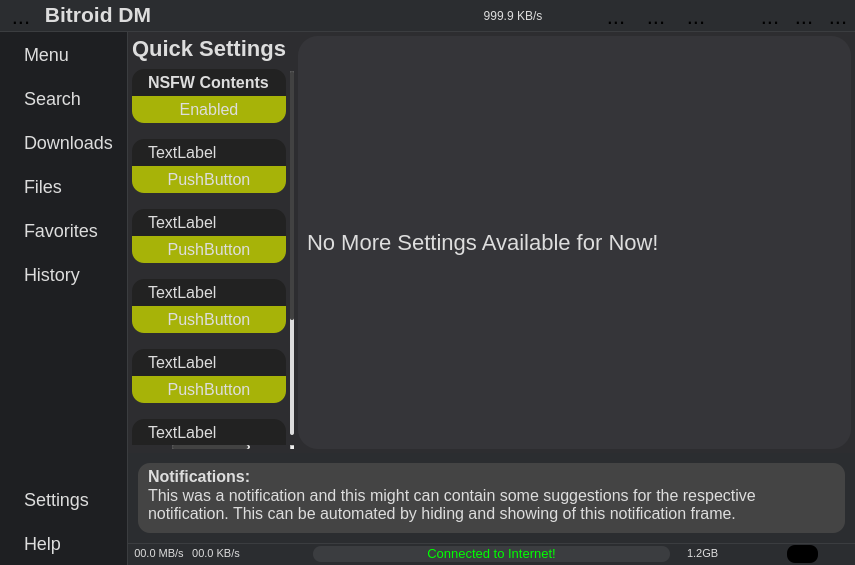
First picture: the form in UI/interface.ui, repository chinmaykrishnroy/BitroidDM, before the edit.
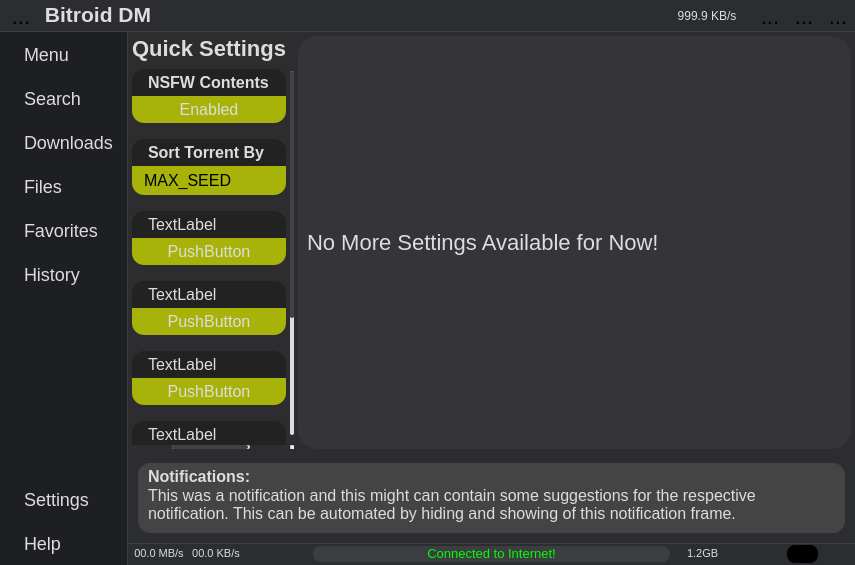
Second picture: the form after the edit. The open tabs and pages were chosen to show the change. Icons and pictures are not drawn.

Diff of the .ui file:
```diff
--- a/UI/interface.ui
+++ b/UI/interface.ui
@@ -273,7 +273,7 @@
 	color: #ffffff;
 }
 
-#searchOutputFrame QPushButton {
+#searchOutputBtnsFrame QPushButton {
 	font-size: 14px;
 	color: #ffffff;
 }
@@ -480,10 +480,7 @@
 	border-radius: 2px;
 }
 
-#mediaLeftSideControlFrames QComboBox:hover {
-	border-style: solid; 
-	border-radius: 2px; 
-}
+
 
 #mediaButtonsFrame QComboBox:pressed {
 	border-style: solid; 
@@ -840,6 +837,24 @@
 	margin-bottom: 8px;
 }
 
+#settingLeftScrollWidget QComboBox {
+	height: 21px;
+	font-size: 16px;
+	background: #a7b308;
+	color: 2d2d30;
+	padding: 4px 12px;
+	border-bottom-left-radius: 12px;
+	border-bottom-right-radius: 12px;
+	margin-bottom: 8px;
+}
+
+#settingLeftScrollWidget QComboBox::drop-down:button
+{
+    border: none;
+    padding: 0;
+    width: 0;
+}
+
 #settingLeftScrollWidget QPushButton:hover {
 	background: #b7d318;
 }
@@ -1086,113 +1101,6 @@
             </layout>
            </widget>
           </item>
-          <item alignment="Qt::AlignmentFlag::AlignRight">
-           <widget class="QFrame" name="someMoreBtnFrame">
-            <property name="frameShape">
-             <enum>QFrame::Shape::StyledPanel</enum>
-            </property>
-            <property name="frameShadow">
-             <enum>QFrame::Shadow::Raised</enum>
-            </property>
-            <layout class="QHBoxLayout" name="horizontalLayout_8">
-             <property name="leftMargin">
-              <number>0</number>
-             </property>
-             <property name="topMargin">
-              <number>0</number>
-             </property>
-             <property name="rightMargin">
-              <number>0</number>
-             </property>
-             <property name="bottomMargin">
-              <number>0</number>
-             </property>
-             <item>
-              <spacer name="headerSpacerMid">
-               <property name="orientation">
-                <enum>Qt::Orientation::Horizontal</enum>
-               </property>
-               <property name="sizeHint" stdset="0">
-                <size>
-                 <width>40</width>
-                 <height>20</height>
-                </size>
-               </property>
-              </spacer>
-             </item>
-             <item>
-              <widget class="QToolButton" name="themeBtn">
-               <property name="minimumSize">
-                <size>
-                 <width>24</width>
-                 <height>24</height>
-                </size>
-               </property>
-               <property name="text">
-                <string>...</string>
-               </property>
-               <property name="icon">
-                <iconset resource="res.qrc">
-                 <normaloff>:/icons/icons/cil-lightbulb.png</normaloff>:/icons/icons/cil-lightbulb.png</iconset>
-               </property>
-              </widget>
-             </item>
-             <item>
-              <widget class="QToolButton" name="notificationBtn">
-               <property name="minimumSize">
-                <size>
-                 <width>24</width>
-                 <height>24</height>
-                </size>
-               </property>
-               <property name="text">
-                <string>...</string>
-               </property>
-               <property name="icon">
-                <iconset resource="res.qrc">
-                 <normaloff>:/icons/icons/cil-bell.png</normaloff>:/icons/icons/cil-bell.png</iconset>
-               </property>
-              </widget>
-             </item>
-             <item>
-              <widget class="QToolButton" name="settingsBtn">
-               <property name="minimumSize">
-                <size>
-                 <width>24</width>
-                 <height>24</height>
-                </size>
-               </property>
-               <property name="text">
-                <string>...</string>
-               </property>
-               <property name="icon">
-                <iconset resource="res.qrc">
-                 <normaloff>:/icons/icons/cil-settings.png</normaloff>:/icons/icons/cil-settings.png</iconset>
-               </property>
-               <property name="iconSize">
-                <size>
-                 <width>16</width>
-                 <height>16</height>
-                </size>
-               </property>
-              </widget>
-             </item>
-             <item>
-              <spacer name="headerSpacerRight">
-               <property name="orientation">
-                <enum>Qt::Orientation::Horizontal</enum>
-               </property>
-               <property name="sizeHint" stdset="0">
-                <size>
-                 <width>40</width>
-                 <height>20</height>
-                </size>
-               </property>
-              </spacer>
-             </item>
-            </layout>
-           </widget>
-          </item>
           <item alignment="Qt::AlignmentFlag::AlignRight">
            <widget class="QFrame" name="appControlFrame">
             <layout class="QHBoxLayout" name="horizontalLayout">
@@ -1612,7 +1520,7 @@
              </size>
             </property>
             <property name="currentIndex">
-             <number>2</number>
+             <number>0</number>
             </property>
             <widget class="QWidget" name="searchStack">
              <layout class="QVBoxLayout" name="verticalLayout_9">
@@ -1716,7 +1624,7 @@
                      <rect>
                       <x>0</x>
                       <y>0</y>
-                      <width>719</width>
+                      <width>694</width>
                       <height>764</height>
                      </rect>
                     </property>
@@ -3528,8 +3436,8 @@
                     <property name="geometry">
                      <rect>
                       <x>0</x>
-                      <y>0</y>
-                      <width>719</width>
+                      <y>-256</y>
+                      <width>694</width>
                       <height>636</height>
                      </rect>
                     </property>
@@ -4125,7 +4033,7 @@
                      <rect>
                       <x>0</x>
                       <y>0</y>
-                      <width>719</width>
+                      <width>694</width>
                       <height>532</height>
                      </rect>
                     </property>
@@ -4654,20 +4562,60 @@
                           <property name="text">
                            <string>Enabled</string>
                           </property>
+                          <property name="checkable">
+                           <bool>true</bool>
+                          </property>
+                          <property name="checked">
+                           <bool>true</bool>
+                          </property>
                          </widget>
                         </item>
                         <item>
                          <widget class="QLabel" name="label_7">
+                          <property name="font">
+                           <font>
+                            <family>Segoe UI</family>
+                            <pointsize>-1</pointsize>
+                            <bold>true</bold>
+                           </font>
+                          </property>
                           <property name="text">
-                           <string>TextLabel</string>
+                           <string>Sort Torrent By</string>
                           </property>
                          </widget>
                         </item>
                         <item>
-                         <widget class="QPushButton" name="pushButton_16">
-                          <property name="text">
-                           <string>PushButton</string>
-                          </property>
+                         <widget class="QComboBox" name="comboBox_2">
+                          <item>
+                           <property name="text">
+                            <string>MAX_SEED</string>
+                           </property>
+                          </item>
+                          <item>
+                           <property name="text">
+                            <string>MAX_LEECH</string>
+                           </property>
+                          </item>
+                          <item>
+                           <property name="text">
+                            <string>SIZE_ASC</string>
+                           </property>
+                          </item>
+                          <item>
+                           <property name="text">
+                            <string>SIZE_DSC</string>
+                           </property>
+                          </item>
+                          <item>
+                           <property name="text">
+                            <string>RECENT</string>
+                           </property>
+                          </item>
+                          <item>
+                           <property name="text">
+                            <string>NONE</string>
+                           </property>
+                          </item>
                          </widget>
                         </item>
                         <item>
@@ -4748,9 +4696,12 @@
                          </widget>
                         </item>
                         <item>
-                         <widget class="QPushButton" name="pushButton_9">
-                          <property name="text">
-                           <string>PushButton</string>
+                         <widget class="QComboBox" name="comboBox">
+                          <property name="maximumSize">
+                           <size>
+                            <width>16777215</width>
+                            <height>16777215</height>
+                           </size>
                           </property>
                          </widget>
                         </item>
@@ -4799,7 +4750,7 @@
                         <rect>
                          <x>0</x>
                          <y>0</y>
-                         <width>569</width>
+                         <width>535</width>
                          <height>402</height>
                         </rect>
                        </property>
```
